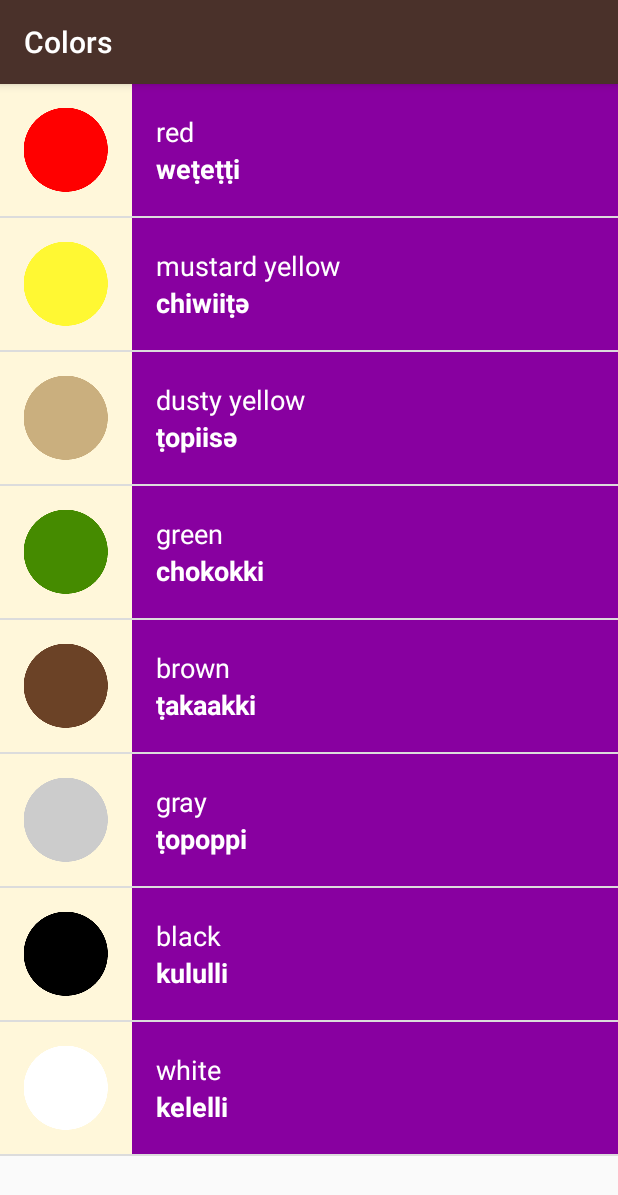
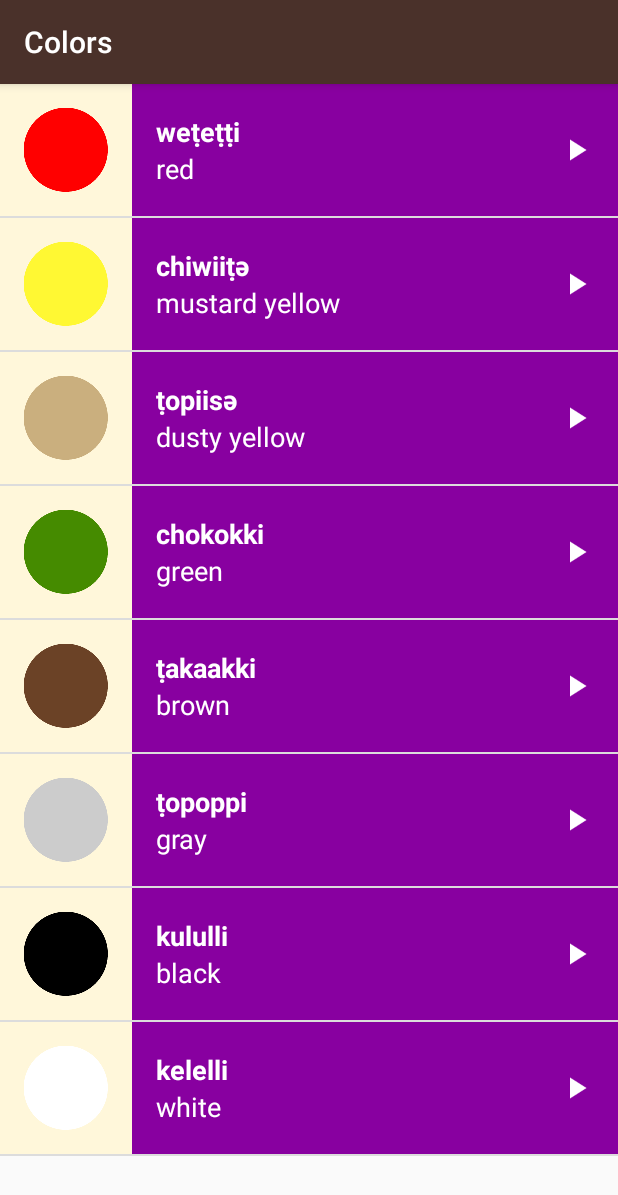
Before and after one commit to gustavoaz7/Android_Learning, an Android app: the ColorsActivity screen opened directly, with no data from a screen before it, on a phone screen of 412 x 824 dp. Shown: the top 1195 px of the screen. Run offline under Robolectric (Android 15) with nearby library versions, the phone set to English and light mode, and no system bars.

Commit message:
Add play icon

```diff
--- /dev/null
+++ b/Miwok/app/src/main/res/drawable/baseline_play_arrow_24.xml
@@ -0,0 +1,10 @@
+<vector xmlns:android="http://schemas.android.com/apk/res/android"
+        android:width="24dp"
+        android:height="24dp"
+        android:viewportWidth="24.0"
+        android:viewportHeight="24.0"
+        android:tint="?attr/colorControlNormal">
+    <path
+        android:fillColor="@android:color/white"
+        android:pathData="M8,5v14l11,-7z"/>
+</vector>
--- a/Miwok/app/src/main/res/layout/list_item.xml
+++ b/Miwok/app/src/main/res/layout/list_item.xml
@@ -1,9 +1,9 @@
 <?xml version="1.0" encoding="utf-8"?>
-<LinearLayout xmlns:android="http://schemas.android.com/apk/res/android"
+<RelativeLayout xmlns:android="http://schemas.android.com/apk/res/android"
     xmlns:app="http://schemas.android.com/apk/res-auto"
     xmlns:tools="http://schemas.android.com/tools"
     android:layout_width="match_parent"
-    android:layout_height="wrap_content"
+    android:layout_height="@dimen/list_item_height"
     android:minHeight="@dimen/list_item_height"
     android:orientation="horizontal"
     android:background="@color/tan_background">
@@ -13,34 +13,47 @@
         android:layout_width="@dimen/list_item_height"
         android:layout_height="@dimen/list_item_height" />
 
-    <LinearLayout
+    <RelativeLayout
         android:id="@+id/text_container"
-        android:layout_width="match_parent"
-        android:layout_height="match_parent"
+        android:layout_width="wrap_content"
+        android:layout_height="@dimen/list_item_height"
+        android:layout_alignParentTop="true"
+        android:layout_alignParentBottom="true"
+        android:layout_alignParentRight="true"
+        android:layout_toRightOf="@+id/image"
         android:orientation="vertical"
         android:paddingLeft="16dp">
 
         <TextView
-            android:id="@+id/default_text"
-            android:layout_width="match_parent"
-            android:layout_height="0dp"
-            android:layout_weight="1"
-            android:gravity="bottom"
-            android:textAppearance="?android:textAppearanceMedium"
-            android:textColor="@android:color/white"
-            tools:text="one" />
-
-        <TextView
             android:id="@+id/miwok_text"
             android:layout_width="match_parent"
-            android:layout_height="0dp"
-            android:layout_weight="1"
-            android:gravity="top"
+            android:layout_height="44dp"
+            android:layout_alignParentTop="true"
+            android:gravity="bottom"
             android:textAppearance="?android:textAppearanceMedium"
             android:textColor="@android:color/white"
             android:textStyle="bold"
             tools:text="lutti" />
 
-    </LinearLayout>
+        <TextView
+            android:id="@+id/default_text"
+            android:layout_width="match_parent"
+            android:layout_height="44dp"
+            android:layout_alignParentBottom="true"
+            android:textAppearance="?android:textAppearanceMedium"
+            android:textColor="@android:color/white"
+            tools:text="one" />
 
-</LinearLayout>
+
+        <ImageView
+            android:layout_width="24dp"
+            android:layout_height="24dp"
+            android:layout_alignParentRight="true"
+            android:layout_marginRight="16dp"
+            android:layout_centerVertical="true"
+            android:src="@drawable/baseline_play_arrow_white_36" />
+
+
+    </RelativeLayout>
+
+</RelativeLayout>
```
Also changed, not shown: Miwok/app/src/main/res/drawable-hdpi/baseline_play_arrow_white_36.png (added), Miwok/app/src/main/res/drawable-mdpi/baseline_play_arrow_white_36.png (added), Miwok/app/src/main/res/drawable-xhdpi/baseline_play_arrow_white_36.png (added), Miwok/app/src/main/res/drawable-xxhdpi/baseline_play_arrow_white_36.png (added), Miwok/app/src/main/res/drawable-xxxhdpi/baseline_play_arrow_white_36.png (added).
